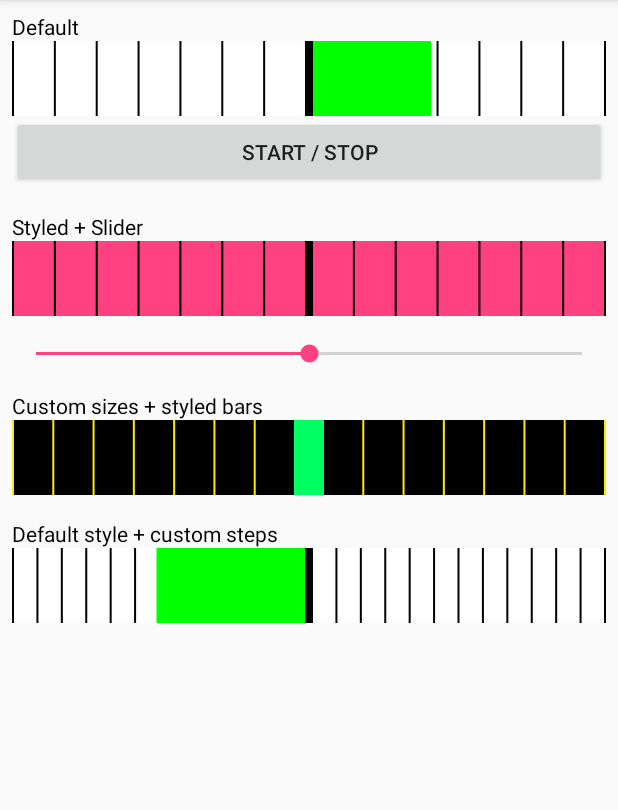
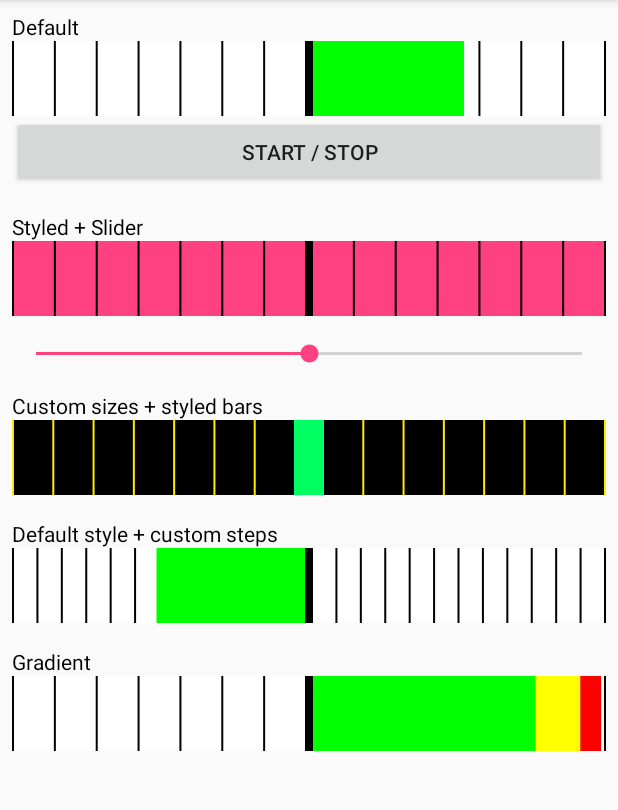
Before and after one commit to jbonet/PowerBalanceView, an Android app: the screen it shows after launch (MainActivity), on a phone screen of 412 x 824 dp, the part 84-894 px from its top. Run offline under Robolectric (Android 15) with nearby library versions, the phone set to English and light mode, and no system bars.

Commit message:
Add gradient

```diff
--- a/app/src/main/java/xyz/jbonet/powerbalancesample/MainActivity.java
+++ b/app/src/main/java/xyz/jbonet/powerbalancesample/MainActivity.java
@@ -64,6 +64,10 @@ public class MainActivity extends AppCompatActivity {
         PowerBalanceView powerBalanceView4 = (PowerBalanceView) findViewById(R.id.powerBalanceView4);
         powerBalanceView4.setMaxValue(50);
         powerBalanceView4.setValue(25);
+
+        PowerBalanceView powerBalanceView5 = (PowerBalanceView) findViewById(R.id.powerBalanceView5);
+        powerBalanceView5.setMaxValue(100);
+        powerBalanceView5.setValue(-97);
     }
 
     @Override
--- a/app/src/main/res/layout/activity_main.xml
+++ b/app/src/main/res/layout/activity_main.xml
@@ -78,6 +78,18 @@
             android:layout_height="50dp"
             app:steps="25"/>
 
+        <TextView
+            android:layout_width="wrap_content"
+            android:layout_height="wrap_content"
+            android:layout_marginTop="16dp"
+            android:text="Gradient"
+            android:textColor="#FF000000" />
+
+        <xyz.jbonet.powerbalanceview.PowerBalanceView
+            android:id="@+id/powerBalanceView5"
+            android:layout_width="match_parent"
+            android:layout_height="50dp"
+            app:gradient="true" />
 
     </LinearLayout>
 
--- a/powerbalanceview/build.gradle
+++ b/powerbalanceview/build.gradle
@@ -8,7 +8,7 @@ apply plugin: 'com.android.library'
 apply plugin: 'com.jfrog.bintray'
 apply plugin: 'com.github.dcendents.android-maven'
 
-version = "0.1.1"
+version = "0.1.2"
 
 android {
     compileSdkVersion 25
@@ -17,7 +17,7 @@ android {
     defaultConfig {
         minSdkVersion 9
         targetSdkVersion 25
-        versionCode 1
+        versionCode 2
         versionName version
         testInstrumentationRunner "android.support.test.runner.AndroidJUnitRunner"
 
--- a/powerbalanceview/src/main/java/xyz/jbonet/powerbalanceview/PowerBalanceView.java
+++ b/powerbalanceview/src/main/java/xyz/jbonet/powerbalanceview/PowerBalanceView.java
@@ -4,6 +4,7 @@ import android.content.Context;
 import android.content.res.TypedArray;
 import android.graphics.Canvas;
 import android.graphics.Color;
+import android.graphics.LinearGradient;
 import android.graphics.Paint;
 import android.util.AttributeSet;
 import android.view.View;
@@ -33,6 +34,9 @@ public class PowerBalanceView extends View {
     private int stepBarSize = 2;
     private int steps = 15;
 
+    // Gradients
+    private boolean gradientEnabled = false;
+
     public PowerBalanceView(Context context) {
         super(context);
     }
@@ -61,9 +65,11 @@ public class PowerBalanceView extends View {
             backgroundColor = a.getColor(R.styleable.PowerBalanceView_backgroundColor, Color.WHITE);
             axisSize = a.getInteger(R.styleable.PowerBalanceView_axisSize, 8);
             axisColor = a.getColor(R.styleable.PowerBalanceView_axisColor, Color.BLACK);
+            gradientEnabled = a.getBoolean(R.styleable.PowerBalanceView_gradient, false);
 
             steps = checkValue(steps);
-
+            stepBarSize = checkValue(stepBarSize);
+            axisSize = checkValue(axisSize);
         } finally {
             a.recycle();
         }
@@ -106,6 +112,7 @@ public class PowerBalanceView extends View {
         canvas.drawRect(left, top, right, canvasH, paint);
         paint.setColor(stepBarColor);
 
+
         // Draw Step Bars
         float stepSize = (canvasW / 2 - axisWidth / 2) / (float) (steps / 2);
         for (int i = 0; i < steps / 2; i++) {
@@ -119,10 +126,40 @@ public class PowerBalanceView extends View {
         // Draw Progress Bar
         paint.setColor(barColor);
         if (value > 0) {
-            canvas.drawRect(left - (canvasW / 2) * percent, 0, right - axisWidth, canvasH, paint);
+            if (percent > 0.75f && isGradientEnabled()) {
+                float greenLength = left - (canvasW / 2) * 0.75f;
+                canvas.drawRect(greenLength, 0, right - axisWidth, canvasH, paint);
+                paint.setColor(Color.YELLOW);
+                canvas.drawRect(left - (canvasW / 2) * percent, 0, greenLength, canvasH, paint);
+                if (percent > 0.9f) {
+                    paint.setColor(Color.RED);
+                    canvas.drawRect(left - (canvasW / 2) * percent, 0, left - (canvasW / 2) * 0.9f, canvasH, paint);
+                }
+            } else {
+                canvas.drawRect(left - (canvasW / 2) * percent, 0, right - axisWidth, canvasH, paint);
+            }
         } else {
             int left2 = canvasW / 2 + axisWidth / 2;
-            canvas.drawRect(left2, 0, left2 + (canvasW / 2) * percent, canvasH, paint);
+            if (percent > 0.75f && isGradientEnabled()) {
+                canvas.drawRect(left2, 0, left2 + (canvasW / 2) * 0.75f, canvasH, paint);
+                paint.setColor(Color.YELLOW);
+                canvas.drawRect(left2 + (canvasW / 2) * 0.75f , 0, left2 + (canvasW / 2) *  percent, canvasH, paint);
+                if (percent > 0.9f) {
+                    paint.setColor(Color.RED);
+                    canvas.drawRect(left2 + (canvasW / 2) * 0.9f , 0, left2 + (canvasW / 2) * percent, canvasH, paint);
+                }
+            } else {
+                canvas.drawRect(left2, 0, left2 + (canvasW / 2) * percent, canvasH, paint);
+            }
         }
     }
+
+    private LinearGradient getGradient(float percent) {
+
+        return null;
+    }
+
+    private boolean isGradientEnabled() {
+        return gradientEnabled;
+    }
 }
--- a/powerbalanceview/src/main/res/values/attrs.xml
+++ b/powerbalanceview/src/main/res/values/attrs.xml
@@ -5,6 +5,7 @@
         <attr name="axisSize" format="integer" />
         <attr name="backgroundColor" format="color" />
         <attr name="barColor" format="color" />
+        <attr name="gradient" format="boolean" />
         <attr name="steps" format="integer" />
         <attr name="stepBarColor" format="color" />
         <attr name="stepBarSize" format="integer" />
```
